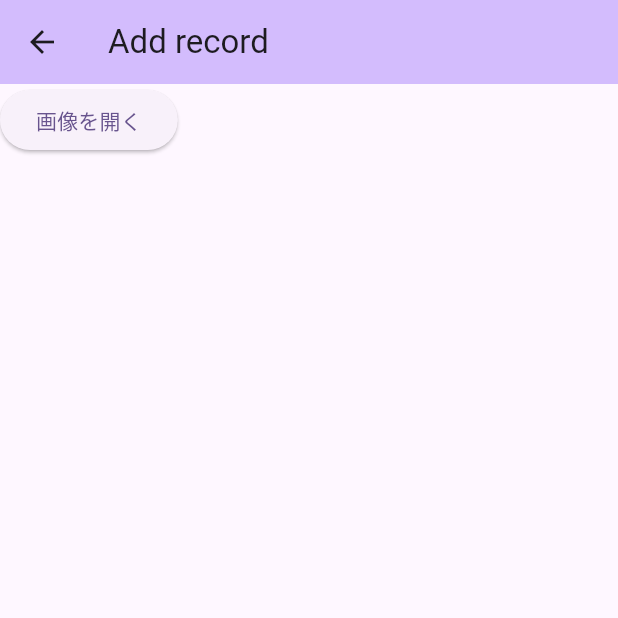
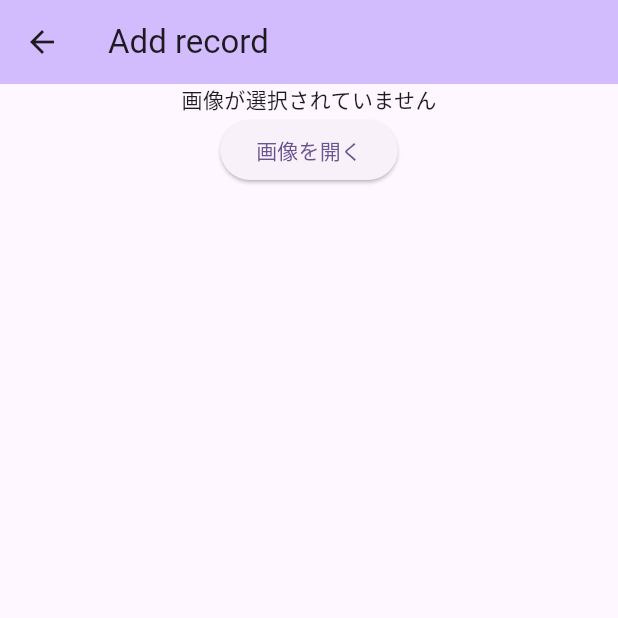
Before and after one commit to RyuNyan-Taro/wo_read, a Flutter app: the AddImagePage screen opened directly, on a phone screen of 412 x 824 dp, the top half of it. Run offline on Flutter 3.47's test engine with Material 3 defaults, Android fonts, the phone set to English and light mode, and no system bars; our stand-ins replace audioplayers, equatable, flutter_dotenv, flutter_riverpod, flutter_svg, flutter_tts and 5 more; accounts and stored records are empty; generated files the repository leaves out were written again.

Commit message:
modify to show the selected image

```diff
--- a/lib/gallery/screens/add_image_page.dart
+++ b/lib/gallery/screens/add_image_page.dart
@@ -1,4 +1,6 @@
 // ref: https://qiita.com/free-coder/items/b3338b5eff1d3f869360
+
+import 'dart:io';
 
 import 'package:flutter/material.dart';
 import 'package:image_picker/image_picker.dart';
@@ -31,6 +33,11 @@ class _AddImagePageState extends State<AddImagePage> {
       ),
       body: Column(
         children: [
+          Center(
+            child: image == null
+                ? const Text('画像が選択されていません')
+                : Image.file(File(image!.path)),
+          ),
           ElevatedButton(
             onPressed: () {
               _pickImage();
```
